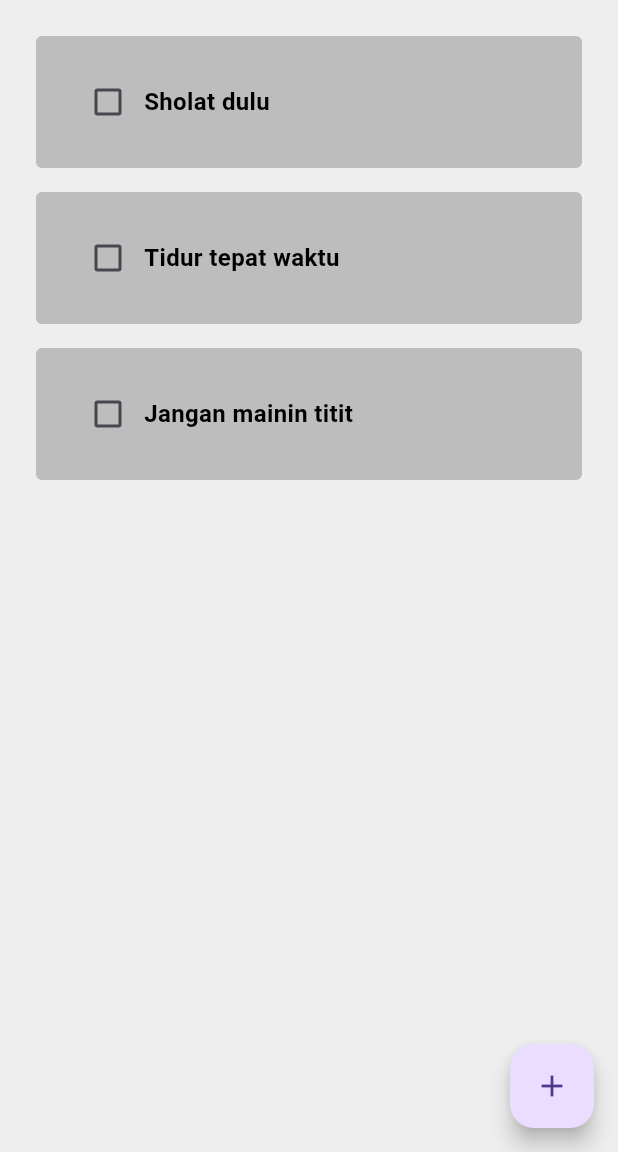
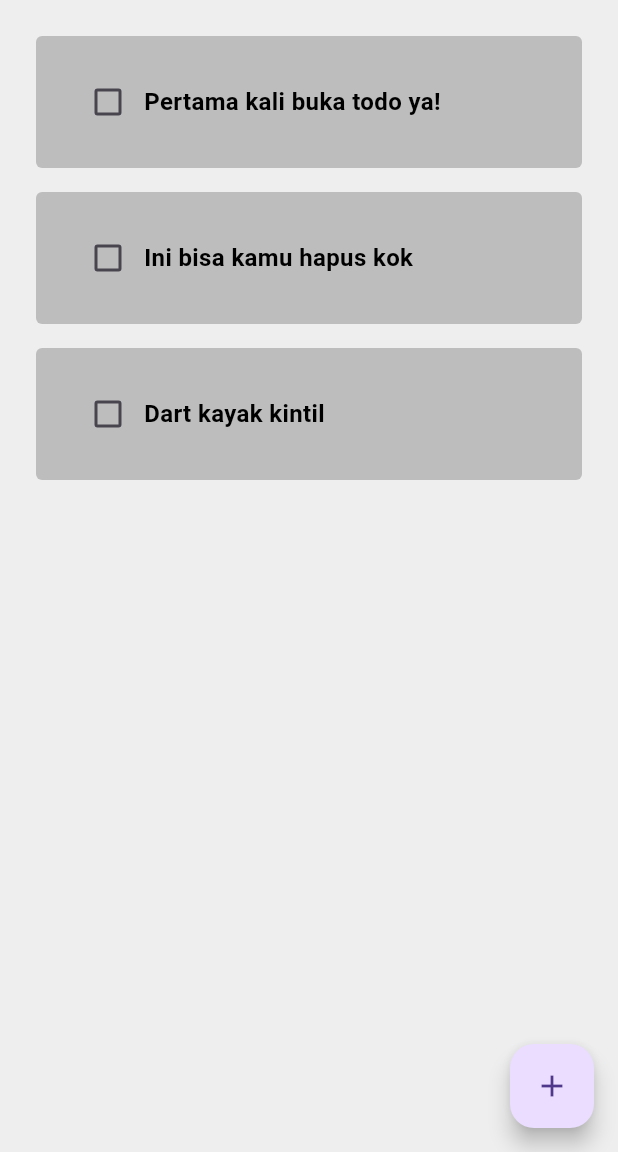
Before and after one commit to Rizz404/simple_flutter_todo, a Flutter app: the screen it shows after launch, on a phone screen of 412 x 824 dp, the part 84-1236 px from its top. Run offline on Flutter 3.47's test engine with Material 3 defaults, Android fonts, the phone set to English and light mode, and no system bars; drawn by our look-alikes of flutter_slidable; our stand-ins replace hive, hive_flutter; accounts and stored records are empty.

Commit message:
add hive object and build runner

```diff
--- /dev/null
+++ b/lib/data/todo_database.dart
@@ -0,0 +1,31 @@
+import 'package:hive_flutter/hive_flutter.dart';
+import 'package:simple_flutter_todo/model/todo_model.dart';
+
+class TodoDatabase {
+  List<Todo> todoList = [];
+
+  // * Referensi box tadi
+  final _todoBox = Hive.box('todoBox');
+
+  void createInitialData() {
+    todoList = [
+      Todo(
+          todoName: 'Pertama kali buka todo ya!',
+          detail:
+              'Klik tombol plus di kanan bawah untuk add todo dan slide lalu klik tombol sampah untuk hapus todo'),
+      Todo(todoName: 'Ini bisa kamu hapus kok'),
+      Todo(todoName: 'Dart kayak kintil'),
+    ];
+  }
+
+  // * Nama function jangan diganti ganti
+  void loadTodos() {
+    // * Key value pair jangan sampe salah
+    todoList = _todoBox.get('TODO_LIST', defaultValue: []);
+    print(todoList);
+  }
+
+  void updateTodos() {
+    _todoBox.put("TODO_LIST", todoList);
+  }
+}
--- /dev/null
+++ b/lib/model/todo_model.dart
@@ -0,0 +1,20 @@
+import 'package:hive/hive.dart';
+
+// * Ini adalah bagian yang digunakan untuk generate file
+part 'todo_model.g.dart';
+
+// * Ternyata hive gak bisa plain class harus adapter dari sononya, jadi harus extend
+@HiveType(typeId: 0)
+class Todo extends HiveObject {
+  @HiveField(0)
+  String todoName;
+
+  @HiveField(1)
+  bool? isTaskCompleted;
+
+  @HiveField(2)
+  String? detail;
+
+  // * Ini namanya constructor ya
+  Todo({required this.todoName, this.isTaskCompleted = false, this.detail});
+}
--- a/lib/pages/home_page.dart
+++ b/lib/pages/home_page.dart
@@ -1,6 +1,9 @@
 import 'package:flutter/material.dart';
+import 'package:hive/hive.dart';
 import 'package:simple_flutter_todo/components/todo_form.dart';
 import 'package:simple_flutter_todo/components/todo_tile.dart';
+import 'package:simple_flutter_todo/data/todo_database.dart';
+import 'package:simple_flutter_todo/model/todo_model.dart';
 
 class MainPage extends StatefulWidget {
   const MainPage({super.key});
@@ -10,45 +13,60 @@ class MainPage extends StatefulWidget {
 }
 
 class _MainPageState extends State<MainPage> {
+  // * Referensi databasenya
+  // ! namanya harus sama kaya di main file
+  final _todoBox = Hive.box("todoBox");
+  TodoDatabase todoDatabase = TodoDatabase();
+
+  // * Ini ada snippetnya ya, jangan manual
+  @override
+  void initState() {
+    if (_todoBox.get('TODO_LIST') == null) {
+      todoDatabase.createInitialData();
+    } else {
+      todoDatabase.loadTodos();
+    }
+    super.initState();
+  }
+
+  // * Kayak akses value di input html
   final _controller = TextEditingController();
-
-  // * Default data
-  // todo: buat classsnya dulu biar ada auto complete
-  List<Map<String, dynamic>> todoList = [
-    {'todoName': "Sholat dulu", 'isTaskCompleted': false},
-    {'todoName': "Tidur tepat waktu", 'isTaskCompleted': false},
-    {'todoName': "Jangan mainin titit", 'isTaskCompleted': false},
-  ];
 
   void handleCheckboxChanged(bool? value, int index) {
     setState(() {
-      todoList[index]['isTaskCompleted'] = !todoList[index]['isTaskCompleted'];
+      todoDatabase.todoList[index].isTaskCompleted = value ?? false;
     });
+    todoDatabase.updateTodos();
   }
 
-  void handleAddTodo() {
+  void handleSave() {
+    setState(() {
+      // * Belum tambahin input buat detail
+      todoDatabase.todoList
+          .add(Todo(todoName: _controller.text, isTaskCompleted: false));
+      _controller.clear();
+    });
+    Navigator.of(context).pop();
+    todoDatabase.updateTodos();
+  }
+
+  void handleDelete(int index) {
+    setState(() {
+      todoDatabase.todoList.removeAt(index);
+    });
+    todoDatabase.updateTodos();
+  }
+
+  void handleOpenDialog() {
     showDialog(
         context: context,
         builder: (context) {
           return TodoForm(
             controller: _controller,
-            onSave: () {
-              setState(() {
-                todoList.add(
-                    {'todoName': _controller.text, 'isTaskCompleted': false});
-                _controller.clear();
-              });
-              Navigator.of(context).pop();
-            },
+            onSave: () => handleSave(),
             onCancel: () => Navigator.of(context).pop(),
           );
         });
-  }
-
-  void handleDelete(int index) {
-    setState(() {
-      todoList.removeAt(index);
-    });
   }
 
   @override
@@ -62,9 +80,7 @@ class _MainPageState extends State<MainPage> {
         floatingActionButton: FloatingActionButton(
           onPressed: () {},
           child: IconButton(
-            onPressed: () {
-              handleAddTodo();
-            },
+            onPressed: () => handleOpenDialog(),
             icon: const Icon(Icons.add),
           ),
         ),
@@ -72,16 +88,16 @@ class _MainPageState extends State<MainPage> {
             padding: const EdgeInsets.all(24),
             child: ListView.builder(
               itemBuilder: (context, index) {
-                final todo = todoList[index];
+                final todo = todoDatabase.todoList[index];
 
                 return TodoTile(
-                  todoName: todo['todoName'],
-                  isTaskCompleted: todo['isTaskCompleted'],
+                  todoName: todo.todoName,
+                  isTaskCompleted: todo.isTaskCompleted ?? false,
                   onChanged: (value) => handleCheckboxChanged(value, index),
                   handleDelete: (context) => handleDelete(index),
                 );
               },
-              itemCount: todoList.length,
+              itemCount: todoDatabase.todoList.length,
             )));
   }
 }
--- a/pubspec.yaml
+++ b/pubspec.yaml
@@ -49,6 +49,8 @@ dev_dependencies:
   # package. See that file for information about deactivating specific lint
   # rules and activating additional ones.
   flutter_lints: ^4.0.0
+  build_runner: ^2.4.13
+  hive_generator: ^2.0.1
 
 # For information on the generic Dart part of this file, see the
 # following page: https://dart.dev/tools/pub/pubspec
```
Also changed, not shown: lib/main.dart (+12 -1 lines), lib/model/todo_model.g.dart (added), pubspec.lock.
